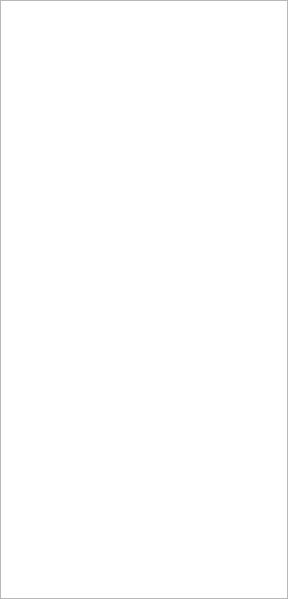
The window that src/gui/elements/ecfvaluetablewidget.ui (caozhongxiao/espreso) describes before a commit, drawn with Qt 5.
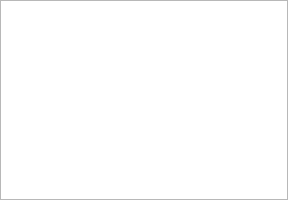
The same window after the commit.

Commit message: ENH: [GUI] CSS support, layout margins and spacings to zero

```diff
--- a/src/gui/elements/ecfvaluetablewidget.ui
+++ b/src/gui/elements/ecfvaluetablewidget.ui
@@ -7,7 +7,7 @@
     <x>0</x>
     <y>0</y>
     <width>288</width>
-    <height>599</height>
+    <height>200</height>
    </rect>
   </property>
   <property name="windowTitle">
@@ -37,6 +37,15 @@
        <verstretch>0</verstretch>
       </sizepolicy>
      </property>
+     <property name="verticalScrollBarPolicy">
+      <enum>Qt::ScrollBarAsNeeded</enum>
+     </property>
+     <property name="horizontalScrollBarPolicy">
+      <enum>Qt::ScrollBarAsNeeded</enum>
+     </property>
+     <property name="sizeAdjustPolicy">
+      <enum>QAbstractScrollArea::AdjustIgnored</enum>
+     </property>
      <attribute name="horizontalHeaderVisible">
       <bool>true</bool>
      </attribute>
```
The commit also changes 5 other files.
